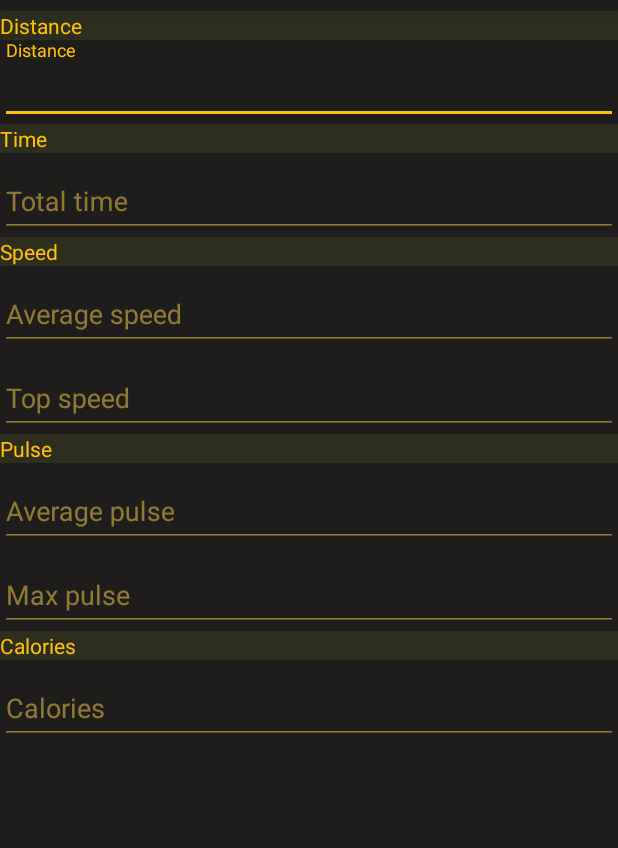
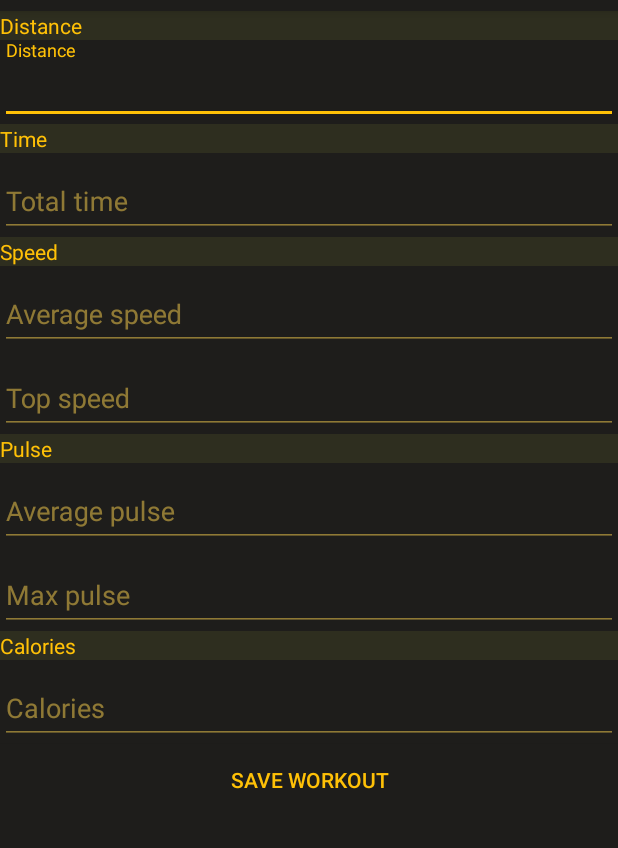
Before and after one commit to Lepuff/lightWeight, an Android app: the NewRunningWorkoutActivity screen opened directly, with no data from a screen before it, on a phone screen of 412 x 824 dp, the part 73-921 px from its top. Run offline under Robolectric (Android 15) with nearby library versions, the phone set to English and light mode, and no system bars; our stand-ins replace Firebase (no records; nobody signed in at launch, a user with empty details on screens opened directly).

Commit message:
button fix

```diff
--- a/app/src/main/java/com/example/lightweight/ui/newWorkout/running/NewRunningWorkoutActivity.kt
+++ b/app/src/main/java/com/example/lightweight/ui/newWorkout/running/NewRunningWorkoutActivity.kt
@@ -22,8 +22,9 @@ class NewRunningWorkoutActivity : AppCompatActivity() {
         setContentView(R.layout.activity_new_running_workout)
 
 
+
         val saveButton = findViewById<Button>(R.id.new_running_save_button)
-
+            saveButton.visibility = View.VISIBLE
         saveButton.setOnClickListener {
             saveRunningDialog()
         }
```
